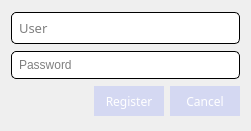
The window that AquariumManager/registerdialog.ui (fvolkanoski/Aquarium-Manager) describes before a commit, drawn with Qt 5.
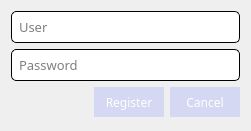
The same window after the commit.

The edit to the form file:
```diff
--- a/AquariumManager/registerdialog.ui
+++ b/AquariumManager/registerdialog.ui
@@ -44,6 +44,12 @@
    </item>
    <item row="1" column="0" colspan="3">
     <widget class="QLineEdit" name="registerPasswordEdit">
+     <property name="font">
+      <font>
+       <family>Calibri Light</family>
+       <pointsize>10</pointsize>
+      </font>
+     </property>
      <property name="styleSheet">
       <string notr="true">#registerPasswordEdit
 {
```
